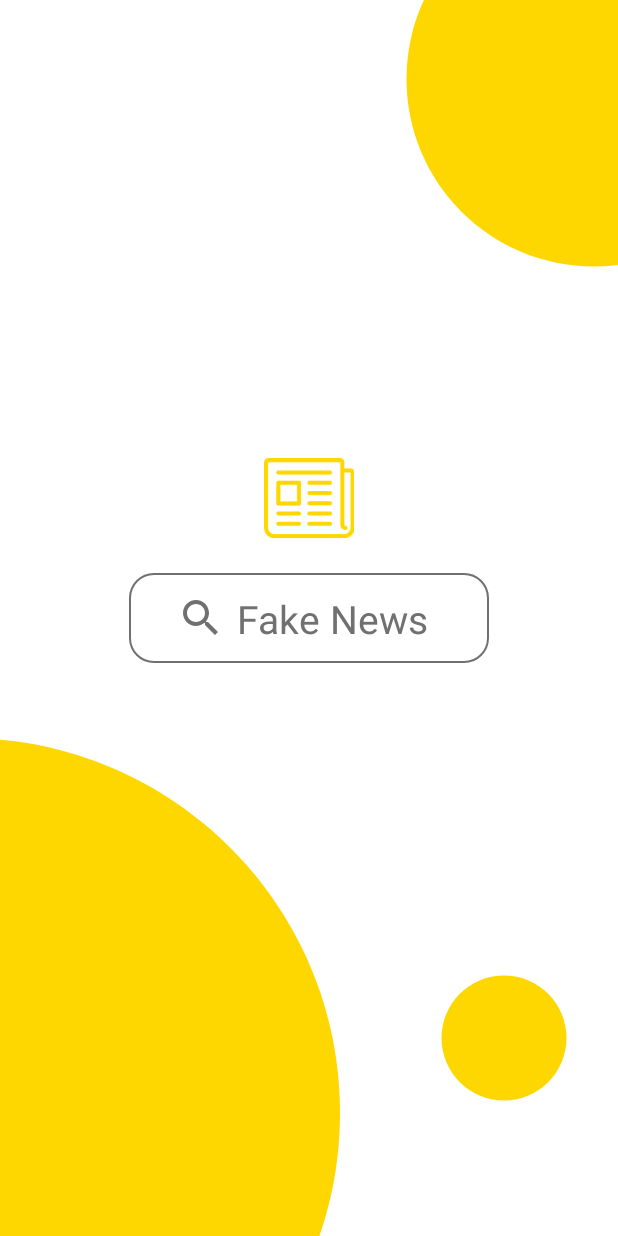
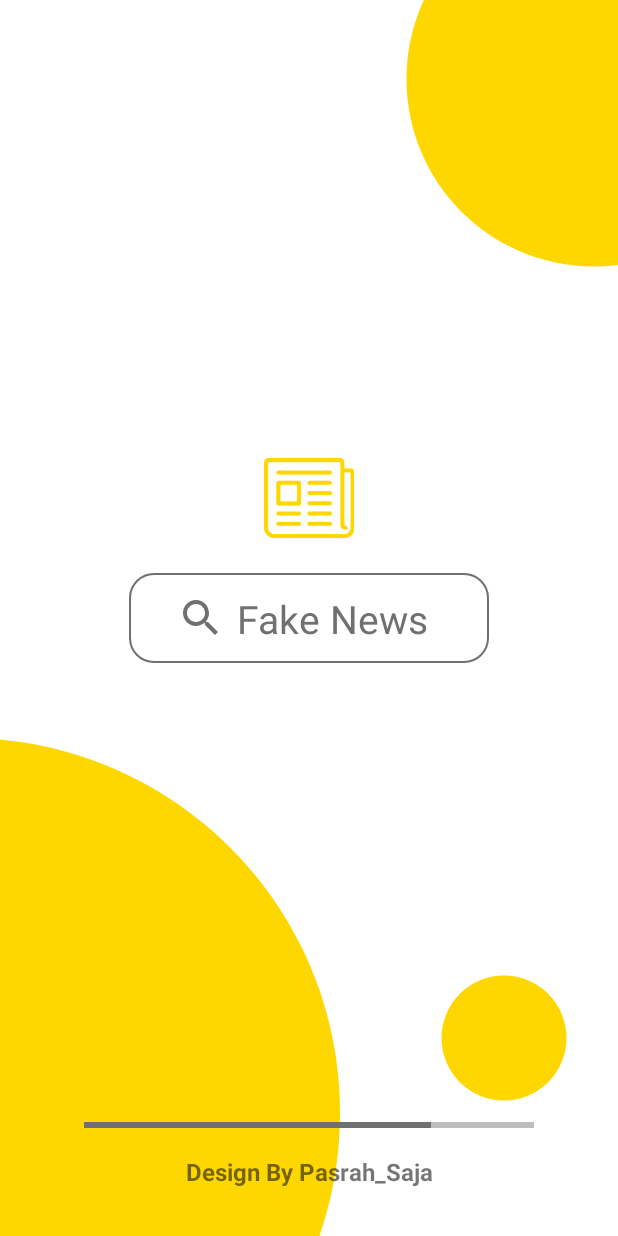
Before and after one commit to rezir008/ProjectCapstoneFakeNews, an Android app: the first screen one second after launch (SplashScreenActivity), on a phone screen of 412 x 824 dp. Run offline under Robolectric (Android 15) with nearby library versions, the light colour scheme and no system bars; Roboto replaces fonts that are not available here.

Commit message:
SplashScreen Update

```diff
--- a/app/src/main/java/com/pasrahsaja/projectcapstonefakenews/ui/home/HomeActivity.kt
+++ b/app/src/main/java/com/pasrahsaja/projectcapstonefakenews/ui/home/HomeActivity.kt
@@ -19,5 +19,6 @@ class HomeActivity : AppCompatActivity() {
         }
 
 
+
     }
 }
--- a/app/src/main/java/com/pasrahsaja/projectcapstonefakenews/ui/splashscreen/SplashScreenActivity.kt
+++ b/app/src/main/java/com/pasrahsaja/projectcapstonefakenews/ui/splashscreen/SplashScreenActivity.kt
@@ -1,21 +1,34 @@
 package com.pasrahsaja.projectcapstonefakenews.ui.splashscreen
 
+import android.animation.ObjectAnimator
 import android.content.Intent
 import androidx.appcompat.app.AppCompatActivity
 import android.os.Bundle
+import android.os.Handler
 import android.widget.ImageView
+import android.widget.ProgressBar
 import com.pasrahsaja.projectcapstonefakenews.R
+import com.pasrahsaja.projectcapstonefakenews.databinding.ActivitySplashScreenBinding
 import com.pasrahsaja.projectcapstonefakenews.ui.home.HomeActivity
 
 class SplashScreenActivity : AppCompatActivity() {
+    private val TIME: Long = 3000
     override fun onCreate(savedInstanceState: Bundle?) {
         super.onCreate(savedInstanceState)
         setContentView(R.layout.activity_splash_screen)
-        val test: ImageView = findViewById(R.id.sc_img_news)
-        test.alpha = 1F
-        test.animate().setDuration(1000).alpha(1f).withEndAction {
+        val test: ProgressBar = findViewById(R.id.progressbar_sc)
+        test.max = 100
+        val currentProgress = 100
+        ObjectAnimator.ofInt(test, "progress", currentProgress)
+            .setDuration(3000)
+            .start()
+
+        Handler().postDelayed({
             val i = Intent(this, HomeActivity::class.java)
             startActivity(i)
-        }
+            finish()
+        }, TIME)
+
+
     }
 }
--- a/app/src/main/res/layout/activity_home.xml
+++ b/app/src/main/res/layout/activity_home.xml
@@ -97,6 +97,7 @@
         android:layout_width="24dp"
         android:layout_height="24dp"
         android:layout_marginEnd="12dp"
+        style="@style/Widget.AppCompat.Button.Borderless"
         android:background="@drawable/ic_search_grey"
         app:layout_constraintEnd_toEndOf="@id/hm_input_news"
         app:layout_constraintTop_toTopOf="@id/hm_input_news"
--- a/app/src/main/res/layout/activity_splash_screen.xml
+++ b/app/src/main/res/layout/activity_splash_screen.xml
@@ -84,5 +84,30 @@
         app:layout_constraintStart_toEndOf="@+id/sc_search"
         app:layout_constraintTop_toTopOf="@id/sc_bg" />
 
+    <TextView
+        android:id="@+id/sc_cp"
+        android:layout_width="wrap_content"
+        android:layout_height="wrap_content"
+        android:layout_marginBottom="32dp"
+        android:text="@string/copyright"
+        android:textStyle="bold"
+        android:textSize="16sp"
+        app:layout_constraintBottom_toBottomOf="parent"
+        app:layout_constraintEnd_toEndOf="parent"
+        app:layout_constraintStart_toStartOf="parent" />
+
+    <ProgressBar
+        android:id="@+id/progressbar_sc"
+        style="?android:attr/progressBarStyleHorizontal"
+        android:layout_width="300dp"
+        android:layout_height="wrap_content"
+        android:layout_marginBottom="12dp"
+        android:progressBackgroundTint="@color/black"
+        android:progress="2"
+        app:layout_constraintBottom_toTopOf="@+id/sc_cp"
+        app:layout_constraintEnd_toEndOf="parent"
+        app:layout_constraintStart_toStartOf="parent" />
+
+
 
 </androidx.constraintlayout.widget.ConstraintLayout>
--- a/app/src/main/res/values-night/themes.xml
+++ b/app/src/main/res/values-night/themes.xml
@@ -3,11 +3,11 @@
     <style name="Theme.ProjectCapstoneFakeNews" parent="Theme.MaterialComponents.DayNight.NoActionBar">
         <!-- Primary brand color. -->
         <item name="colorPrimary">@color/grey_app</item>
-        <item name="colorPrimaryVariant">@color/purple_700</item>
+        <item name="colorPrimaryVariant">@color/grey_dark_app</item>
         <item name="colorOnPrimary">@color/white</item>
         <!-- Secondary brand color. -->
-        <item name="colorSecondary">@color/teal_200</item>
-        <item name="colorSecondaryVariant">@color/teal_700</item>
+        <item name="colorSecondary">@color/grey_app</item>
+        <item name="colorSecondaryVariant">@color/grey_dark_app</item>
         <item name="colorOnSecondary">@color/black</item>
         <!-- Status bar color. -->
         <item name="android:statusBarColor" tools:targetApi="l">?attr/colorPrimaryVariant</item>
--- a/app/src/main/res/values/colors.xml
+++ b/app/src/main/res/values/colors.xml
@@ -9,5 +9,6 @@
     <color name="white">#FFFFFFFF</color>
     <color name="yellow_app">#FFD700</color>
     <color name="grey_app">#707070</color>
+    <color name="grey_dark_app">#555555</color>
 
 </resources>
--- a/app/src/main/res/values/strings.xml
+++ b/app/src/main/res/values/strings.xml
@@ -16,4 +16,5 @@
     <string name="background_news">Background Koran</string>
     <string name="icon_news">Ikon Koran</string>
     <string name="icon_verified">Icon Verified</string>
+    <string name="copyright">Design By Pasrah_Saja</string>
 </resources>
--- a/app/src/main/res/values/themes.xml
+++ b/app/src/main/res/values/themes.xml
@@ -3,11 +3,11 @@
     <style name="Theme.ProjectCapstoneFakeNews" parent="Theme.MaterialComponents.DayNight.NoActionBar">
         <!-- Primary brand color. -->
         <item name="colorPrimary">@color/grey_app</item>
-        <item name="colorPrimaryVariant">@color/purple_700</item>
+        <item name="colorPrimaryVariant">@color/grey_dark_app</item>
         <item name="colorOnPrimary">@color/white</item>
         <!-- Secondary brand color. -->
-        <item name="colorSecondary">@color/teal_200</item>
-        <item name="colorSecondaryVariant">@color/teal_700</item>
+        <item name="colorSecondary">@color/grey_app</item>
+        <item name="colorSecondaryVariant">@color/grey_dark_app</item>
         <item name="colorOnSecondary">@color/black</item>
         <!-- Status bar color. -->
         <item name="android:statusBarColor" tools:targetApi="l">?attr/colorPrimaryVariant</item>
```
